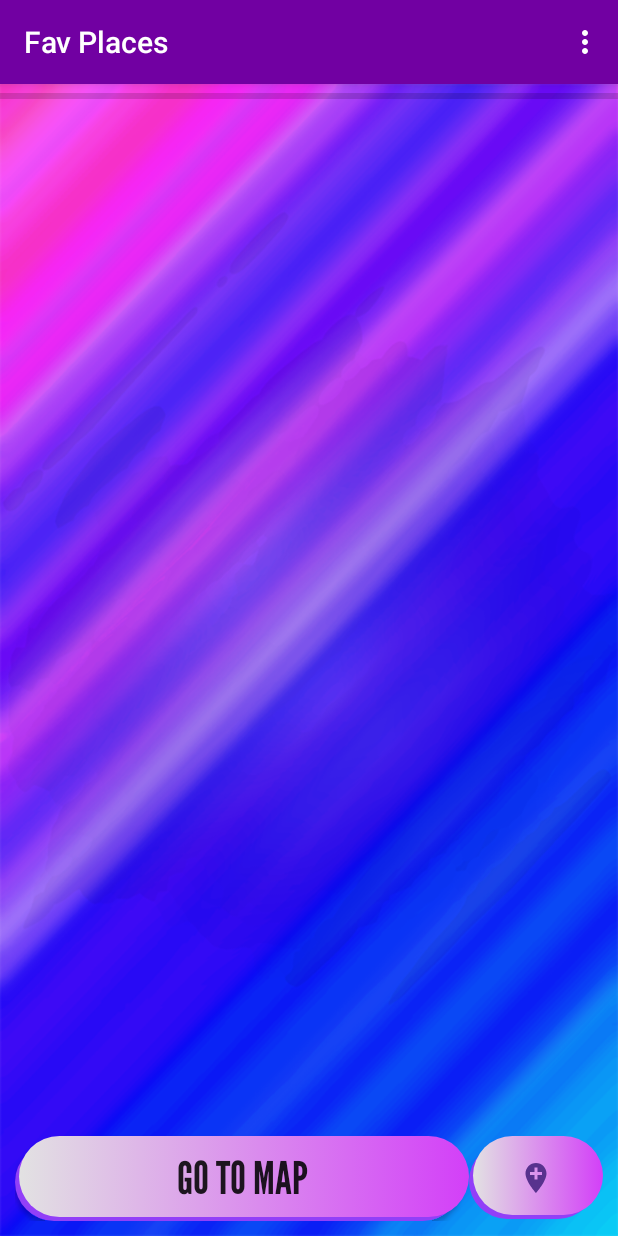
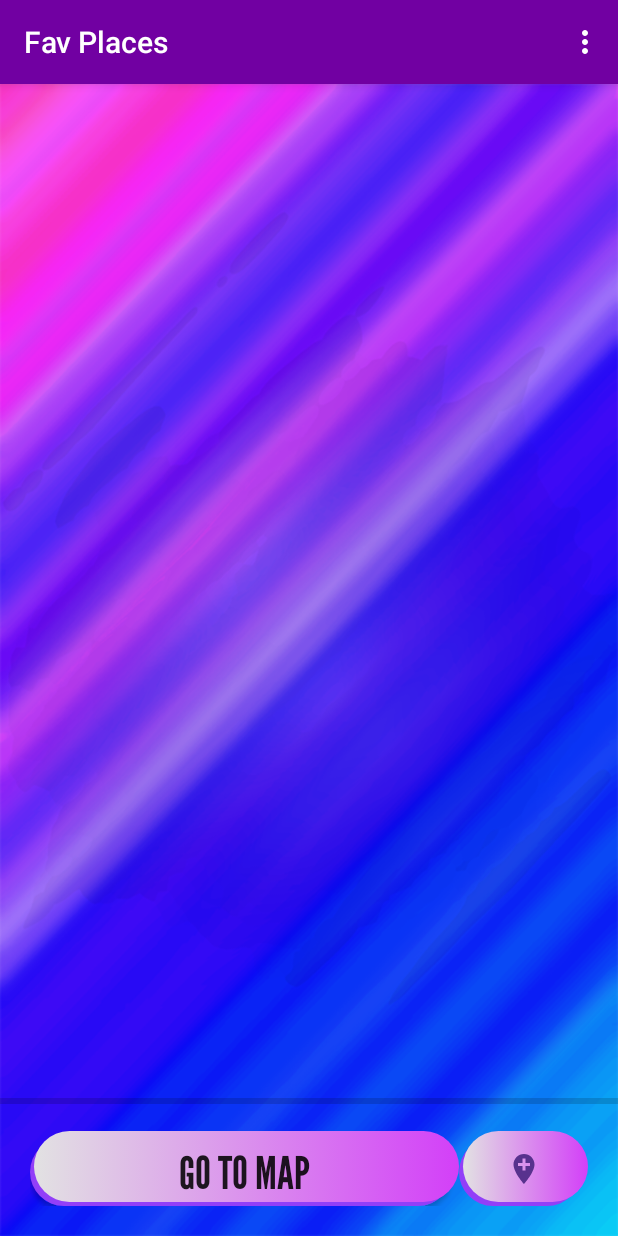
Before and after one commit to musaabshirgar1/favourite-places-application, an Android app: the screen it shows after launch once a user with an empty profile is signed in (FavouritePlaces), on a phone screen of 412 x 824 dp. Run offline under Robolectric (Android 15) with nearby library versions, the phone set to English and light mode, and no system bars; our stand-ins replace Firebase (no records; nobody signed in at launch, a user with empty details on screens opened directly); 5 statements that could not run were skipped.

Commit message:
New Logo. Added delete functionality.

```diff
--- a/app/src/debug/res/values/google_maps_api.xml
+++ b/app/src/debug/res/values/google_maps_api.xml
@@ -20,5 +20,5 @@
     Once you have your key (it starts with "AIza"), replace the "google_maps_key"
     string in this file.
     -->
-    <string name="google_maps_key" templateMergeStrategy="preserve" translatable="false">AIzaSyDEj-vshzuW53K2vMxxk0NFzHRu5b-7BBI</string>
+    <string name="google_maps_key" templateMergeStrategy="preserve" translatable="false">AIzaSyA7dorZVsmYmuQFj8rR9Mrn2e1nerQ9FLE</string>
 </resources>
--- a/app/src/main/AndroidManifest.xml
+++ b/app/src/main/AndroidManifest.xml
@@ -16,9 +16,9 @@
     <application
         android:name=".FirebaseApp"
         android:allowBackup="true"
-        android:icon="@drawable/rsz_1favplaceslogo"
+        android:icon="@drawable/logo1"
         android:label="@string/app_name"
-        android:roundIcon="@drawable/rsz_1favplaceslogo"
+        android:roundIcon="@drawable/logo1"
         android:supportsRtl="true"
         android:theme="@style/AppTheme">
         <activity android:name=".ForgotPasswordActivity"></activity>
@@ -32,7 +32,7 @@
         -->
         <meta-data
             android:name="com.google.android.geo.API_KEY"
-            android:value="@string/google_maps_key" />
+            android:value="AIzaSyA7dorZVsmYmuQFj8rR9Mrn2e1nerQ9FLE" />
 
         <activity
             android:name=".OpenMapActivity"
--- a/app/src/main/java/com/example/favouriteplacesapplication/FavouritePlaces.java
+++ b/app/src/main/java/com/example/favouriteplacesapplication/FavouritePlaces.java
@@ -7,6 +7,7 @@ import androidx.recyclerview.widget.DividerItemDecoration;
 import androidx.recyclerview.widget.LinearLayoutManager;
 import androidx.recyclerview.widget.RecyclerView;
 
+import android.app.ProgressDialog;
 import android.content.ContentResolver;
 import android.content.Context;
 import android.content.Intent;
@@ -70,14 +71,13 @@ public class FavouritePlaces extends AppCompatActivity implements OpenDialogBox.
     StorageReference fileReference;
     StorageTask storageTask;
 
+
     boolean doubleBackToExitPressedOnce = false;
 
     ProgressBar progressBar;
+    ProgressDialog progressDialog;
 
-    List<String> nameOfFavPlaces;
-    List<String> dateVisitedOfFavPlaces;
-    List<String> imageUrlOfFavPlaces;
-    List<String> addressOfFavPlaces;
+    ArrayList<FavPlaces> favPlacesArrayList;
 
     String userId;
     long favPlaceCount;
@@ -87,12 +87,20 @@ public class FavouritePlaces extends AppCompatActivity implements OpenDialogBox.
     String nameOfPlace;
     Date currentDate;
     String imageUrl;
+
+    long numberOfFavPlaces;
+
     @Override
     protected void onCreate(Bundle savedInstanceState) {
         super.onCreate(savedInstanceState);
         setContentView(R.layout.activity_favourite_places);
 
         progressBar = findViewById(R.id.progressBar);
+        progressDialog = new ProgressDialog(FavouritePlaces.this);
+        progressDialog.show();
+        progressDialog.setContentView(R.layout.progress_bar);
+        progressDialog.getWindow().setBackgroundDrawableResource(android.R.color.transparent);
+
         firebaseUser = FirebaseAuth.getInstance().getCurrentUser();
         assert firebaseUser != null;
         userId = firebaseUser.getUid();
@@ -102,23 +110,24 @@ public class FavouritePlaces extends AppCompatActivity implements OpenDialogBox.
 
         recyclerView = findViewById(R.id.recyclerView);
 
-        nameOfFavPlaces = new ArrayList<>();
-        addressOfFavPlaces = new ArrayList<>();
-        dateVisitedOfFavPlaces = new ArrayList<>();
-        imageUrlOfFavPlaces = new ArrayList<>();
+        favPlacesArrayList = new ArrayList<>();
 
         documentReference.addSnapshotListener(new EventListener<DocumentSnapshot>() {
             @Override
             public void onEvent(@Nullable DocumentSnapshot documentSnapshot, @Nullable FirebaseFirestoreException e) {
                 if(e != null){
+                    progressDialog.dismiss();
                     Toast.makeText(FavouritePlaces.this, e.getLocalizedMessage(), Toast.LENGTH_SHORT).show();
                 } else {
+                    favPlacesArrayList.clear();
                     if (documentSnapshot != null && documentSnapshot.exists()) {
                         try {
                             Map<String, Object> userFavPlacesMap = (Map<String, Object>) documentSnapshot.getData().get("userFavPlaces");
+                            Log.i("Info", userFavPlacesMap.toString());
                             for (Map.Entry<String, Object> entry : userFavPlacesMap.entrySet()) {
 
                                 Map<String, Object> favPlacesMap = (Map<String, Object>) entry.getValue();
+                                long id = (long) favPlacesMap.get("favPlaceId");
                                 String name = (String) favPlacesMap.get("nameOfFavPlace");
                                 Timestamp curdate = (Timestamp) favPlacesMap.get("currentDate");
                                 String date = curdate.toDate().toString();
@@ -131,13 +140,17 @@ public class FavouritePlaces extends AppCompatActivity implements OpenDialogBox.
 
                                 String address = addresses.get(0).getAddressLine(0);
 
-                                if (!nameOfFavPlaces.contains(name) && !dateVisitedOfFavPlaces.contains(date) && !imageUrlOfFavPlaces.contains(url) &&
-                                        !addressOfFavPlaces.contains(address)) {
-                                    nameOfFavPlaces.add(name);
-                                    dateVisitedOfFavPlaces.add(date);
-                                    imageUrlOfFavPlaces.add(url);
-                                    addressOfFavPlaces.add(address);
-                                }
+                                FavPlaces favPlaces = new FavPlaces();
+                                favPlaces.setFavPlaceId(id);
+                                favPlaces.setNameOfFavPlace(name);
+                                favPlaces.setDateVisitedOfFavPlace(date);
+                                favPlaces.setAddressOfFavPlace(address);
+                                favPlaces.setImageUrlOfFavPlace(url);
+                                favPlaces.setUserId(userId);
+
+                                favPlacesArrayList.add(favPlaces);
+
+                                Log.i("FavPlacesArrayList", favPlacesArrayList.toString() );
                             }
                         } catch (Exception e1) {
                             e1.printStackTrace();
@@ -146,13 +159,15 @@ public class FavouritePlaces extends AppCompatActivity implements OpenDialogBox.
                         Toast.makeText(FavouritePlaces.this, "You don't have any favourite places", Toast.LENGTH_SHORT).show();
                     }
                 }
-                MyAdapter myAdapter = new MyAdapter(nameOfFavPlaces, dateVisitedOfFavPlaces,imageUrlOfFavPlaces,addressOfFavPlaces,getApplicationContext());
+                progressDialog.dismiss();
+                MyAdapter myAdapter = new MyAdapter(favPlacesArrayList,FavouritePlaces.this);
                 recyclerView.setAdapter(myAdapter);
-                recyclerView.setLayoutManager(new LinearLayoutManager(getApplicationContext()));
+                recyclerView.setLayoutManager(new WrapContentLinearLayoutManager(getApplicationContext(), LinearLayoutManager.VERTICAL, false));
                 DividerItemDecoration dividerItemDecoration =
                         new DividerItemDecoration(getApplicationContext(),
                                 DividerItemDecoration.VERTICAL);
                 recyclerView.addItemDecoration(dividerItemDecoration);
+
             }
         });
 
@@ -257,8 +272,8 @@ public class FavouritePlaces extends AppCompatActivity implements OpenDialogBox.
                 favPlaceCount = (long) documentSnapshot.get("favPlaceCount");
 
                 Map<String, Object> usersData = new HashMap<>();
+                Map<String, Object> favPlaces = new HashMap<>();
                 Map<String, Object> favPlaceIds = new HashMap<>();
-                Map<String, Object> favPlaces = new HashMap<>();
 
                 favPlaces.put("favPlaceId", favPlaceCount);
                 favPlaces.put("imageUrl", imageUrl);
@@ -267,7 +282,7 @@ public class FavouritePlaces extends AppCompatActivity implements OpenDialogBox.
                 favPlaces.put("favPlaceLat", favPlaceLat);
                 favPlaces.put("favPlaceLon", favPlaceLon);
 
-                favPlaceIds.put(String.valueOf(favPlaceCount), favPlaces);
+                favPlaceIds.put(nameOfPlace, favPlaces);
 
                 long m = favPlaceCount + 1;
 
--- a/app/src/main/res/layout/activity_favourite_places.xml
+++ b/app/src/main/res/layout/activity_favourite_places.xml
@@ -10,55 +10,59 @@
     <androidx.recyclerview.widget.RecyclerView
         android:id="@+id/recyclerView"
         android:layout_width="match_parent"
-        android:layout_height="wrap_content"
+        android:layout_height="0dp"
+        app:layout_constraintBottom_toTopOf="@+id/linearLayout"
         app:layout_constraintEnd_toEndOf="parent"
         app:layout_constraintHorizontal_bias="0.0"
         app:layout_constraintStart_toStartOf="parent"
-        app:layout_constraintTop_toTopOf="parent">
+        app:layout_constraintTop_toTopOf="parent"
+        app:layout_constraintVertical_bias="0.0">
 
     </androidx.recyclerview.widget.RecyclerView>
+
+
 
     <ProgressBar
         android:id="@+id/progressBar"
         style="?android:attr/progressBarStyleHorizontal"
-        android:layout_width="match_parent"
+        android:layout_width="0dp"
         android:layout_height="wrap_content"
+        app:layout_constraintBottom_toTopOf="@+id/linearLayout"
         app:layout_constraintEnd_toEndOf="parent"
-        app:layout_constraintHorizontal_bias="1.0"
+        app:layout_constraintHorizontal_bias="0.0"
         app:layout_constraintStart_toStartOf="parent"
-        app:layout_constraintTop_toBottomOf="@+id/recyclerView" />
+        app:layout_constraintTop_toBottomOf="@+id/recyclerView"
+        app:layout_constraintVertical_bias="0.0" />
 
     <LinearLayout
         android:id="@+id/linearLayout"
         android:layout_width="match_parent"
         android:layout_height="wrap_content"
         android:orientation="horizontal"
-        android:padding="10dp"
+        android:padding="20dp"
         android:weightSum="3"
         app:layout_constraintBottom_toBottomOf="parent"
         app:layout_constraintEnd_toEndOf="parent"
-        app:layout_constraintStart_toStartOf="parent"
-        app:layout_constraintTop_toBottomOf="@+id/progressBar"
-        app:layout_constraintVertical_bias="1.0">
+        app:layout_constraintStart_toStartOf="parent">
 
         <Button
             android:id="@+id/openMapButton"
             android:layout_width="wrap_content"
-            android:layout_height="wrap_content"
+            android:layout_height="50dp"
             android:layout_weight="2.5"
             android:background="@drawable/custom_button"
+            android:fontFamily="@font/leaguegothic_regular"
             android:onClick="goToMap"
             android:text="Go To Map"
-            android:fontFamily="@font/leaguegothic_regular"
-            android:textSize="30sp"/>
+            android:textSize="30sp" />
 
         <ImageButton
             android:id="@+id/addFavouritePlace"
             android:layout_width="50dp"
-            android:layout_height="55dp"
+            android:layout_height="50dp"
+            android:layout_weight="0.5"
             android:background="@drawable/custom_button"
             android:onClick="takePhoto"
-            android:layout_weight="0.5"
             android:src="@drawable/ic_baseline_add_location_24" />
 
     </LinearLayout>
```
Also changed, not shown: app/src/main/java/com/example/favouriteplacesapplication/MyAdapter.java (+86 -17 lines), app/src/main/java/com/example/favouriteplacesapplication/OpenDialogBox.java (+9 -0 lines), app/src/main/res/drawable/custom_cardview.xml (+3 -14 lines), app/src/main/res/layout/activity_main.xml (+12 -14 lines), app/src/main/res/layout/activity_splash_screen.xml (+5 -4 lines), app/src/main/res/layout/custom_list_view.xml (+45 -46 lines), app/src/main/res/drawable/rsz_1favplaceslogo.jpg (deleted), app/src/main/res/drawable/rsz_favplacelogo1.jpg (deleted).
